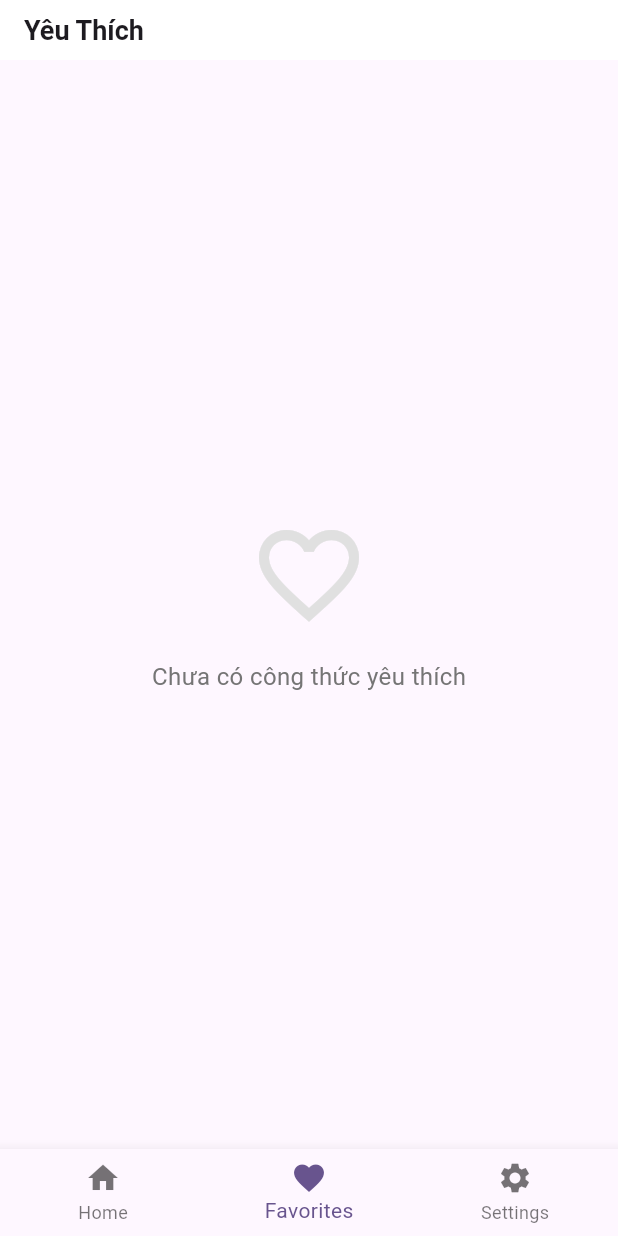
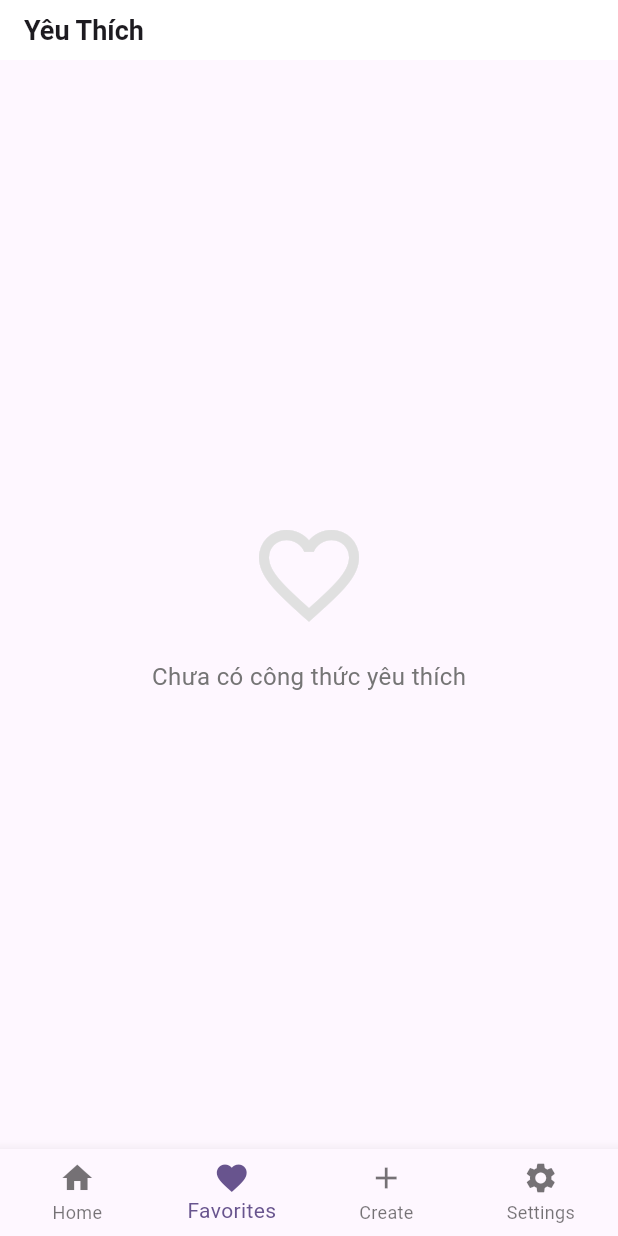
Before and after one commit to minhleeee123/2025_LTTBDD_N04, a Flutter app: the screen it shows after launch, item 2 of the bottom bar chosen, on a phone screen of 412 x 824 dp. Run offline on Flutter 3.47's test engine with Material 3 defaults, Android fonts, the phone set to English and light mode, and no system bars; our stand-ins replace flutter_animate; network calls fail.

Commit message:
Update main
hiển thị thêm trang create

```diff
--- a/recipe_app/lib/main.dart
+++ b/recipe_app/lib/main.dart
@@ -1,6 +1,7 @@
 import 'package:flutter/material.dart';
 import 'screens/home_screen.dart';
 import 'screens/favorites_screen.dart';
+import 'screens/create_screen.dart';
 import 'screens/settings_screen.dart';
 
 void main() {
@@ -36,6 +37,7 @@ class _MainScreenState extends State<MainScreen> {
   final List<Widget> _screens = [
     const HomeScreen(),
     const FavoritesScreen(),
+    const CreateScreen(),
     const SettingsScreen(),
   ];
 
@@ -57,6 +59,10 @@ class _MainScreenState extends State<MainScreen> {
             label: 'Favorites',
           ),
           BottomNavigationBarItem(
+            icon: Icon(Icons.add),
+            label: 'Create',
+          ),
+          BottomNavigationBarItem(
             icon: Icon(Icons.settings),
             label: 'Settings',
           ),
```
